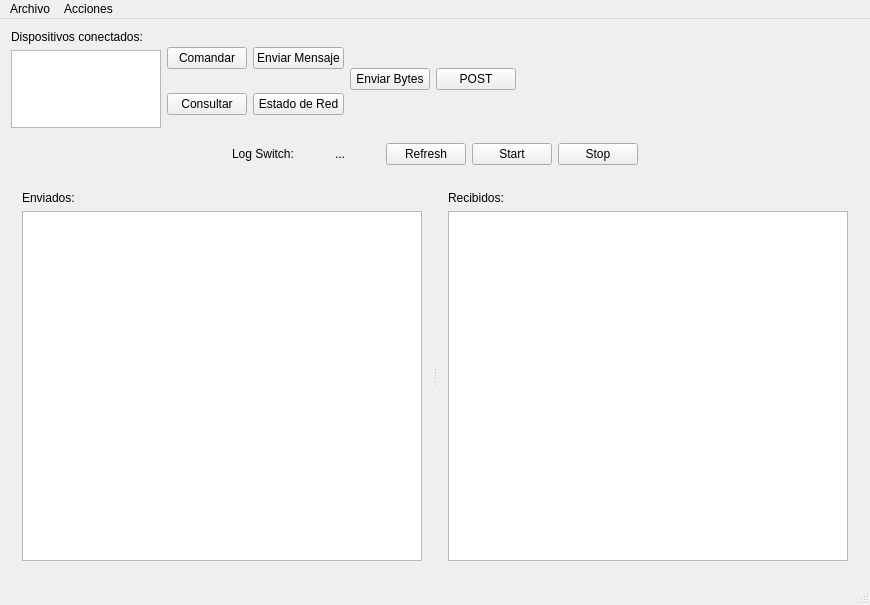
Above: mainwindow.ui from arukagiri/interfazLAC before the change. Below: the same form after it.
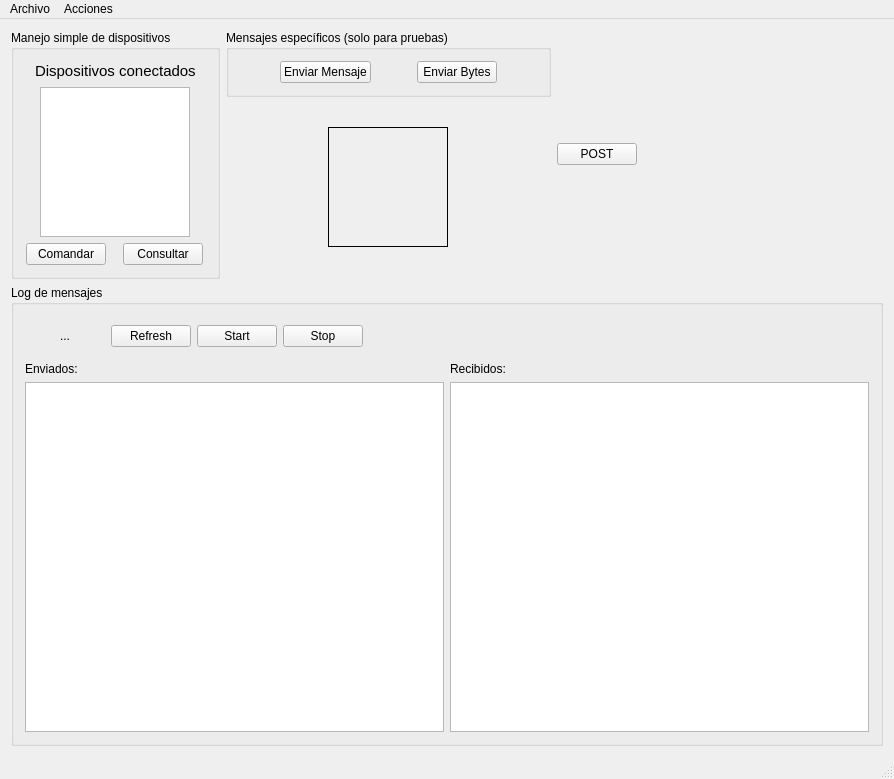
That is the form after the change. Icons and pictures are not drawn.

Diff of the .ui file:
```diff
--- a/mainwindow.ui
+++ b/mainwindow.ui
@@ -6,19 +6,53 @@
    <rect>
     <x>0</x>
     <y>0</y>
-    <width>840</width>
-    <height>595</height>
+    <width>894</width>
+    <height>737</height>
    </rect>
   </property>
   <property name="windowTitle">
    <string>MainWindow</string>
   </property>
   <widget class="QWidget" name="centralWidget">
-   <layout class="QGridLayout" name="gridLayout">
-    <item row="0" column="0">
-     <layout class="QHBoxLayout" name="horizontalLayout">
+   <layout class="QVBoxLayout" name="verticalLayout_3">
       <item>
-       <layout class="QVBoxLayout" name="verticalLayout_2">
+     <layout class="QHBoxLayout" name="horizontalLayout_7">
+      <property name="spacing">
+       <number>6</number>
+      </property>
+      <item>
+       <widget class="QGroupBox" name="groupBox">
+        <property name="enabled">
+         <bool>true</bool>
+        </property>
+        <property name="sizePolicy">
+         <sizepolicy hsizetype="Fixed" vsizetype="Fixed">
+          <horstretch>0</horstretch>
+          <verstretch>0</verstretch>
+         </sizepolicy>
+        </property>
+        <property name="title">
+         <string>Manejo simple de dispositivos</string>
+        </property>
+        <layout class="QVBoxLayout" name="verticalLayout">
+         <item>
+          <layout class="QHBoxLayout" name="horizontalLayout_4">
+           <item>
+            <spacer name="horizontalSpacer_7">
+             <property name="orientation">
+              <enum>Qt::Horizontal</enum>
+             </property>
+             <property name="sizeType">
+              <enum>QSizePolicy::Fixed</enum>
+             </property>
+             <property name="sizeHint" stdset="0">
+              <size>
+               <width>10</width>
+               <height>20</height>
+              </size>
+             </property>
+            </spacer>
+           </item>
         <item>
          <widget class="QLabel" name="label">
           <property name="sizePolicy">
@@ -27,10 +61,51 @@
             <verstretch>0</verstretch>
            </sizepolicy>
           </property>
+             <property name="font">
+              <font>
+               <pointsize>11</pointsize>
+              </font>
+             </property>
           <property name="text">
-           <string>Dispositivos conectados:</string>
-          </property>
-         </widget>
+              <string>Dispositivos conectados</string>
+             </property>
+            </widget>
+           </item>
+           <item>
+            <spacer name="horizontalSpacer_6">
+             <property name="orientation">
+              <enum>Qt::Horizontal</enum>
+             </property>
+             <property name="sizeType">
+              <enum>QSizePolicy::Fixed</enum>
+             </property>
+             <property name="sizeHint" stdset="0">
+              <size>
+               <width>10</width>
+               <height>20</height>
+              </size>
+             </property>
+            </spacer>
+           </item>
+          </layout>
+         </item>
+         <item>
+          <layout class="QHBoxLayout" name="horizontalLayout_2">
+           <item>
+            <spacer name="horizontalSpacer_4">
+             <property name="orientation">
+              <enum>Qt::Horizontal</enum>
+             </property>
+             <property name="sizeType">
+              <enum>QSizePolicy::Fixed</enum>
+             </property>
+             <property name="sizeHint" stdset="0">
+              <size>
+               <width>10</width>
+               <height>20</height>
+              </size>
+             </property>
+            </spacer>
         </item>
         <item>
          <widget class="QListWidget" name="the_one_true_list_DESTINO">
@@ -38,161 +113,306 @@
            <bool>true</bool>
           </property>
           <property name="sizePolicy">
-           <sizepolicy hsizetype="Expanding" vsizetype="Expanding">
+              <sizepolicy hsizetype="Fixed" vsizetype="Fixed">
             <horstretch>0</horstretch>
             <verstretch>0</verstretch>
            </sizepolicy>
           </property>
+             <property name="minimumSize">
+              <size>
+               <width>150</width>
+               <height>150</height>
+              </size>
+             </property>
           <property name="maximumSize">
            <size>
             <width>150</width>
-            <height>250</height>
+               <height>150</height>
            </size>
           </property>
          </widget>
         </item>
-       </layout>
-      </item>
       <item>
-       <layout class="QVBoxLayout" name="verticalLayout">
-        <item>
-         <spacer name="verticalSpacer_3">
+            <spacer name="horizontalSpacer_5">
           <property name="orientation">
-           <enum>Qt::Vertical</enum>
+              <enum>Qt::Horizontal</enum>
           </property>
           <property name="sizeType">
-           <enum>QSizePolicy::MinimumExpanding</enum>
+              <enum>QSizePolicy::Fixed</enum>
           </property>
           <property name="sizeHint" stdset="0">
            <size>
-            <width>20</width>
-            <height>17</height>
+               <width>10</width>
+               <height>20</height>
            </size>
           </property>
          </spacer>
         </item>
+          </layout>
+         </item>
+         <item>
+          <layout class="QHBoxLayout" name="horizontalLayout">
         <item>
          <widget class="QPushButton" name="button_COMANDAR">
+             <property name="sizePolicy">
+              <sizepolicy hsizetype="Fixed" vsizetype="Fixed">
+               <horstretch>0</horstretch>
+               <verstretch>0</verstretch>
+              </sizepolicy>
+             </property>
           <property name="text">
            <string>Comandar</string>
           </property>
          </widget>
         </item>
         <item>
-         <spacer name="verticalSpacer">
+            <spacer name="horizontalSpacer_3">
           <property name="orientation">
-           <enum>Qt::Vertical</enum>
+              <enum>Qt::Horizontal</enum>
           </property>
           <property name="sizeType">
-           <enum>QSizePolicy::MinimumExpanding</enum>
+              <enum>QSizePolicy::Fixed</enum>
           </property>
           <property name="sizeHint" stdset="0">
            <size>
-            <width>20</width>
-            <height>18</height>
+               <width>10</width>
+               <height>20</height>
            </size>
           </property>
          </spacer>
         </item>
         <item>
          <widget class="QPushButton" name="button_CONSULTAR">
+             <property name="sizePolicy">
+              <sizepolicy hsizetype="Fixed" vsizetype="Fixed">
+               <horstretch>0</horstretch>
+               <verstretch>0</verstretch>
+              </sizepolicy>
+             </property>
           <property name="text">
            <string>Consultar</string>
           </property>
          </widget>
         </item>
-        <item>
-         <spacer name="verticalSpacer_2">
-          <property name="orientation">
-           <enum>Qt::Vertical</enum>
-          </property>
-          <property name="sizeType">
-           <enum>QSizePolicy::MinimumExpanding</enum>
-          </property>
-          <property name="sizeHint" stdset="0">
-           <size>
-            <width>20</width>
-            <height>13</height>
-           </size>
-          </property>
-         </spacer>
-        </item>
-       </layout>
+          </layout>
+         </item>
+        </layout>
+       </widget>
       </item>
       <item>
-       <layout class="QVBoxLayout" name="verticalLayout_3">
+       <layout class="QVBoxLayout" name="verticalLayout_2">
+        <property name="spacing">
+         <number>0</number>
+        </property>
+        <property name="sizeConstraint">
+         <enum>QLayout::SetFixedSize</enum>
+        </property>
         <item>
-         <spacer name="verticalSpacer_4">
+         <widget class="QGroupBox" name="groupBox_2">
+          <property name="sizePolicy">
+           <sizepolicy hsizetype="Fixed" vsizetype="Fixed">
+            <horstretch>0</horstretch>
+            <verstretch>0</verstretch>
+           </sizepolicy>
+          </property>
+          <property name="title">
+           <string>Mensajes específicos (solo para pruebas)</string>
+          </property>
+          <layout class="QHBoxLayout" name="horizontalLayout_5">
+           <item>
+            <spacer name="horizontalSpacer_13">
           <property name="orientation">
-           <enum>Qt::Vertical</enum>
+              <enum>Qt::Horizontal</enum>
           </property>
           <property name="sizeType">
-           <enum>QSizePolicy::MinimumExpanding</enum>
+              <enum>QSizePolicy::Fixed</enum>
           </property>
           <property name="sizeHint" stdset="0">
            <size>
-            <width>20</width>
-            <height>17</height>
+               <width>40</width>
+               <height>20</height>
            </size>
           </property>
          </spacer>
         </item>
         <item>
          <widget class="QPushButton" name="button_ENVIAR_MENSAJE">
+             <property name="sizePolicy">
+              <sizepolicy hsizetype="Fixed" vsizetype="Fixed">
+               <horstretch>0</horstretch>
+               <verstretch>0</verstretch>
+              </sizepolicy>
+             </property>
           <property name="text">
            <string>Enviar Mensaje</string>
           </property>
          </widget>
         </item>
         <item>
-         <spacer name="verticalSpacer_5">
+            <spacer name="horizontalSpacer_8">
           <property name="orientation">
-           <enum>Qt::Vertical</enum>
+              <enum>Qt::Horizontal</enum>
           </property>
           <property name="sizeType">
-           <enum>QSizePolicy::MinimumExpanding</enum>
+              <enum>QSizePolicy::Fixed</enum>
           </property>
           <property name="sizeHint" stdset="0">
            <size>
-            <width>20</width>
-            <height>18</height>
+               <width>40</width>
+               <height>20</height>
            </size>
           </property>
          </spacer>
-        </item>
-        <item>
-         <widget class="QPushButton" name="button_ESTADO_RED">
-          <property name="text">
-           <string>Estado de Red</string>
-          </property>
-         </widget>
-        </item>
-        <item>
-         <spacer name="verticalSpacer_6">
-          <property name="orientation">
-           <enum>Qt::Vertical</enum>
-          </property>
-          <property name="sizeType">
-           <enum>QSizePolicy::MinimumExpanding</enum>
-          </property>
-          <property name="sizeHint" stdset="0">
-           <size>
-            <width>20</width>
-            <height>13</height>
-           </size>
-          </property>
-         </spacer>
-        </item>
-       </layout>
       </item>
       <item>
        <widget class="QPushButton" name="button_ByteSend">
+             <property name="sizePolicy">
+              <sizepolicy hsizetype="Fixed" vsizetype="Fixed">
+               <horstretch>0</horstretch>
+               <verstretch>0</verstretch>
+              </sizepolicy>
+             </property>
         <property name="text">
          <string>Enviar Bytes</string>
         </property>
        </widget>
       </item>
       <item>
+            <spacer name="horizontalSpacer_12">
+             <property name="orientation">
+              <enum>Qt::Horizontal</enum>
+             </property>
+             <property name="sizeType">
+              <enum>QSizePolicy::Fixed</enum>
+             </property>
+             <property name="sizeHint" stdset="0">
+              <size>
+               <width>40</width>
+               <height>20</height>
+              </size>
+             </property>
+            </spacer>
+           </item>
+          </layout>
+         </widget>
+        </item>
+        <item>
+         <spacer name="verticalSpacer">
+          <property name="orientation">
+           <enum>Qt::Vertical</enum>
+          </property>
+          <property name="sizeType">
+           <enum>QSizePolicy::Fixed</enum>
+          </property>
+          <property name="sizeHint" stdset="0">
+           <size>
+            <width>20</width>
+            <height>30</height>
+           </size>
+          </property>
+         </spacer>
+        </item>
+        <item>
+         <layout class="QHBoxLayout" name="horizontalLayout_6">
+          <property name="sizeConstraint">
+           <enum>QLayout::SetFixedSize</enum>
+          </property>
+          <item>
+           <spacer name="horizontalSpacer_9">
+            <property name="orientation">
+             <enum>Qt::Horizontal</enum>
+            </property>
+            <property name="sizeType">
+             <enum>QSizePolicy::Fixed</enum>
+            </property>
+            <property name="sizeHint" stdset="0">
+             <size>
+              <width>80</width>
+              <height>20</height>
+             </size>
+            </property>
+           </spacer>
+          </item>
+          <item>
+           <widget class="QPushButton" name="button_ESTADO_RED">
+            <property name="sizePolicy">
+             <sizepolicy hsizetype="Fixed" vsizetype="Fixed">
+              <horstretch>0</horstretch>
+              <verstretch>0</verstretch>
+             </sizepolicy>
+            </property>
+            <property name="minimumSize">
+             <size>
+              <width>120</width>
+              <height>120</height>
+             </size>
+            </property>
+            <property name="maximumSize">
+             <size>
+              <width>120</width>
+              <height>120</height>
+             </size>
+            </property>
+            <property name="toolTip">
+             <string>&lt;html&gt;&lt;head/&gt;&lt;body&gt;&lt;p&gt;Abre la ventana de red y manejo de dispositivos.&lt;/p&gt;&lt;/body&gt;&lt;/html&gt;</string>
+            </property>
+            <property name="styleSheet">
+             <string notr="true">background-color: Transparent;
+border: 1px solid black;</string>
+            </property>
+            <property name="text">
+             <string/>
+            </property>
+            <property name="icon">
+             <iconset>
+              <activeon>:/Imagenes/aami2-50-512.png</activeon>
+             </iconset>
+            </property>
+            <property name="iconSize">
+             <size>
+              <width>120</width>
+              <height>120</height>
+             </size>
+            </property>
+           </widget>
+          </item>
+          <item>
+           <spacer name="horizontalSpacer_10">
+            <property name="orientation">
+             <enum>Qt::Horizontal</enum>
+            </property>
+            <property name="sizeType">
+             <enum>QSizePolicy::Fixed</enum>
+            </property>
+            <property name="sizeHint" stdset="0">
+             <size>
+              <width>80</width>
+              <height>20</height>
+             </size>
+            </property>
+           </spacer>
+          </item>
+         </layout>
+        </item>
+        <item>
+         <spacer name="verticalSpacer_2">
+          <property name="orientation">
+           <enum>Qt::Vertical</enum>
+          </property>
+          <property name="sizeType">
+           <enum>QSizePolicy::Fixed</enum>
+          </property>
+          <property name="sizeHint" stdset="0">
+           <size>
+            <width>20</width>
+            <height>30</height>
+           </size>
+          </property>
+         </spacer>
+        </item>
+       </layout>
+      </item>
+      <item>
        <widget class="QPushButton" name="pushButton">
         <property name="text">
          <string>POST</string>
@@ -200,42 +420,34 @@
        </widget>
       </item>
       <item>
-       <spacer name="horizontalSpacer_3">
+       <spacer name="horizontalSpacer_11">
         <property name="orientation">
          <enum>Qt::Horizontal</enum>
         </property>
         <property name="sizeHint" stdset="0">
          <size>
-          <width>40</width>
-          <height>20</height>
+          <width>206</width>
+          <height>17</height>
          </size>
         </property>
        </spacer>
       </item>
      </layout>
     </item>
-    <item row="1" column="0">
+    <item>
+     <widget class="QGroupBox" name="groupBox_3">
+      <property name="sizePolicy">
+       <sizepolicy hsizetype="Expanding" vsizetype="Expanding">
+        <horstretch>0</horstretch>
+        <verstretch>0</verstretch>
+       </sizepolicy>
+      </property>
+      <property name="title">
+       <string>Log de mensajes</string>
+      </property>
+      <layout class="QVBoxLayout" name="verticalLayout_6">
+       <item>
      <layout class="QHBoxLayout" name="horizontalLayout_3">
-      <item>
-       <spacer name="horizontalSpacer">
-        <property name="orientation">
-         <enum>Qt::Horizontal</enum>
-        </property>
-        <property name="sizeHint" stdset="0">
-         <size>
-          <width>40</width>
-          <height>20</height>
-         </size>
-        </property>
-       </spacer>
-      </item>
-      <item>
-       <widget class="QLabel" name="label_5">
-        <property name="text">
-         <string>Log Switch:</string>
-        </property>
-       </widget>
-      </item>
       <item>
        <widget class="QToolButton" name="logButton">
         <property name="minimumSize">
@@ -302,13 +514,10 @@
       </item>
      </layout>
     </item>
-    <item row="2" column="0">
-     <widget class="QSplitter" name="splitter">
-      <property name="orientation">
-       <enum>Qt::Horizontal</enum>
-      </property>
-      <widget class="QWidget" name="layoutWidget">
-       <layout class="QVBoxLayout" name="verticalLayout_5">
+       <item>
+        <layout class="QHBoxLayout" name="horizontalLayout_9">
+         <item>
+          <layout class="QVBoxLayout" name="verticalLayout_4">
         <item>
          <widget class="QLabel" name="label_2">
           <property name="text">
@@ -324,15 +533,18 @@
             <height>350</height>
            </size>
           </property>
-         </widget>
-        </item>
-        <item>
-         <layout class="QGridLayout" name="grid_sent"/>
-        </item>
-       </layout>
-      </widget>
-      <widget class="QWidget" name="layoutWidget">
-       <layout class="QVBoxLayout" name="verticalLayout_4">
+             <property name="maximumSize">
+              <size>
+               <width>16777215</width>
+               <height>600</height>
+              </size>
+             </property>
+            </widget>
+           </item>
+          </layout>
+         </item>
+         <item>
+          <layout class="QVBoxLayout" name="verticalLayout_5">
         <item>
          <widget class="QLabel" name="label_3">
           <property name="text">
@@ -341,8 +553,6 @@
          </widget>
         </item>
         <item>
-         <layout class="QGridLayout" name="grid_received">
-          <item row="0" column="0">
            <widget class="QTableWidget" name="tableWidget_received">
             <property name="minimumSize">
              <size>
@@ -350,12 +560,19 @@
               <height>350</height>
              </size>
             </property>
+             <property name="maximumSize">
+              <size>
+               <width>16777215</width>
+               <height>600</height>
+              </size>
+             </property>
            </widget>
           </item>
          </layout>
         </item>
        </layout>
-      </widget>
+       </item>
+      </layout>
      </widget>
     </item>
    </layout>
@@ -365,7 +582,7 @@
     <rect>
      <x>0</x>
      <y>0</y>
-     <width>840</width>
+     <width>894</width>
      <height>21</height>
     </rect>
    </property>
```
Left out of the diff: 3 changed lines with no effect on the pictures. Lines whose indentation alone changed are shown as unchanged.
